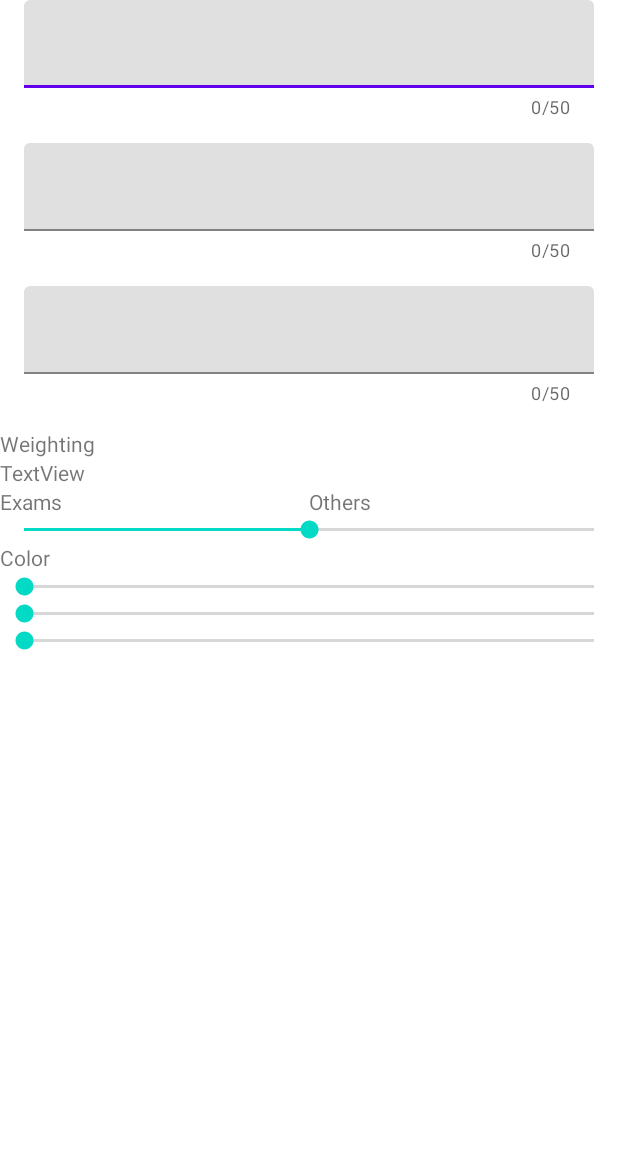
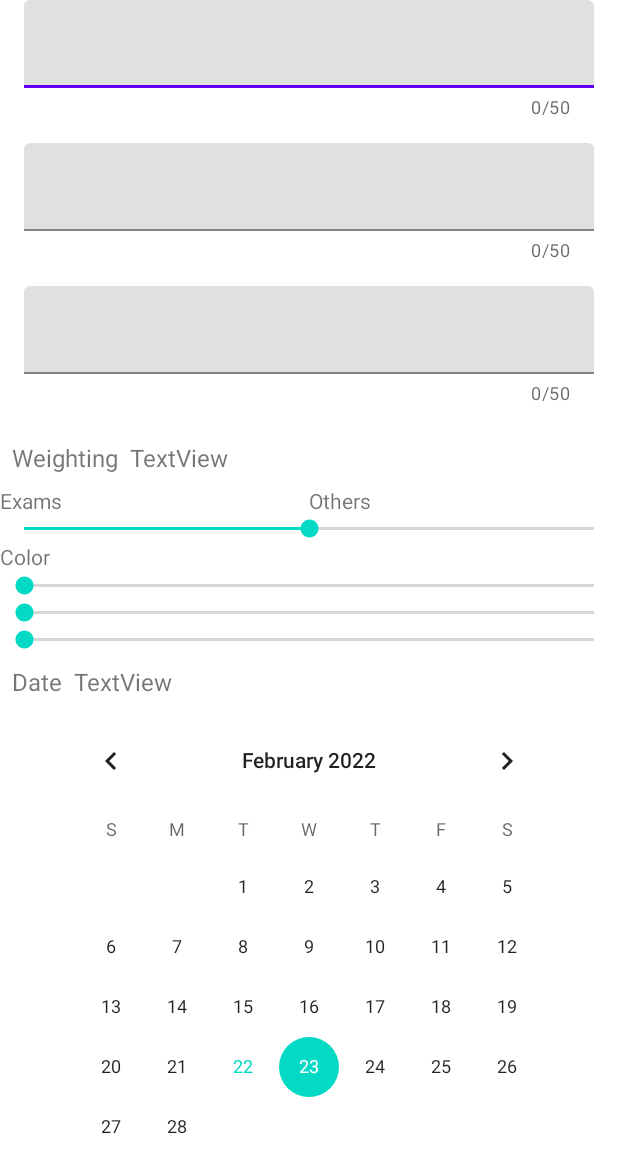
Before and after one commit to SoWieMarkus/HuelsseGymnasiumApp, an Android app: the layout activity_create_subject.xml on its own in the app's theme, with its tools: preview values and no code run, on a phone screen of 412 x 824 dp. Shown: the top 1173 px of the screen. Run offline under Robolectric (Android 15) with nearby library versions, the phone set to English and light mode, and no system bars.

```diff
--- a/app/src/main/java/markus/wieland/huelssegymnasiumapp/calendar/LocalDateConverter.java
+++ b/app/src/main/java/markus/wieland/huelssegymnasiumapp/calendar/LocalDateConverter.java
@@ -16,6 +16,10 @@ public class LocalDateConverter {
         return localDate.format(dateTimeFormatter);
     }
 
+    public static String toDisplayString(LocalDate localDate) {
+        return localDate.format(DateTimeFormatter.ofPattern("dd.MM.yyyy"));
+    }
+
     @TypeConverter
     public static LocalDate toLocalDate(String time) {
         return LocalDate.parse(time, dateTimeFormatter);
--- a/app/src/main/java/markus/wieland/huelssegymnasiumapp/database/SchoolDatabase.java
+++ b/app/src/main/java/markus/wieland/huelssegymnasiumapp/database/SchoolDatabase.java
@@ -7,6 +7,7 @@ import androidx.room.Room;
 import androidx.room.RoomDatabase;
 
 import markus.wieland.huelssegymnasiumapp.calendar.CalendarEntry;
+import markus.wieland.huelssegymnasiumapp.database.entities.subject.SubjectDataAccessObject;
 import markus.wieland.huelssegymnasiumapp.grades.Grade;
 import markus.wieland.huelssegymnasiumapp.subjects.Subject;
 import markus.wieland.huelssegymnasiumapp.time_table.TimeTableSlot;
@@ -22,6 +23,8 @@ public abstract class SchoolDatabase extends RoomDatabase {
 
     private static SchoolDatabase instance;
 
+    public abstract SubjectDataAccessObject getSubjectDataAccessObject();
+
     public static synchronized SchoolDatabase getInstance(Context context) {
         if (instance == null) {
             instance = Room.databaseBuilder(context.getApplicationContext(), SchoolDatabase.class, "school_database")
--- a/app/src/main/java/markus/wieland/huelssegymnasiumapp/ui/InputWidget.java
+++ b/app/src/main/java/markus/wieland/huelssegymnasiumapp/ui/InputWidget.java
@@ -7,6 +7,7 @@ import android.view.View;
 import android.widget.LinearLayout;
 
 import androidx.annotation.Nullable;
+import androidx.annotation.StringRes;
 
 import lombok.Getter;
 import lombok.Setter;
@@ -36,7 +37,8 @@ public abstract class InputWidget<T, G> extends LinearLayout implements ValueCha
 
     protected abstract InputWidgetHeader<G> getHeader();
 
-    protected abstract String getTitle();
+    @StringRes
+    protected abstract int getTitle();
 
     protected void initialize() {
         setOrientation(LinearLayout.VERTICAL);
@@ -50,7 +52,7 @@ public abstract class InputWidget<T, G> extends LinearLayout implements ValueCha
 
         inputWidgetBody.setValueChangeListener(this);
         inputWidgetBody.setLayoutTransition(new LayoutTransition());
-        inputWidgetHeader.setTitle(getTitle());
+        inputWidgetHeader.setTitle(getContext().getString(getTitle()));
 
         setExpanded(true);
         inputWidgetBody.setValue(inputWidgetBody.getDefaultValue());
--- /dev/null
+++ b/app/src/main/java/markus/wieland/huelssegymnasiumapp/ui/calendar_input_widget/CalendarInputWidget.java
@@ -0,0 +1,51 @@
+package markus.wieland.huelssegymnasiumapp.ui.calendar_input_widget;
+
+import android.content.Context;
+import android.util.AttributeSet;
+
+import androidx.annotation.Nullable;
+
+import java.time.LocalDate;
+
+import markus.wieland.huelssegymnasiumapp.R;
+import markus.wieland.huelssegymnasiumapp.calendar.LocalDateConverter;
+import markus.wieland.huelssegymnasiumapp.ui.InputWidget;
+import markus.wieland.huelssegymnasiumapp.ui.InputWidgetBody;
+import markus.wieland.huelssegymnasiumapp.ui.InputWidgetHeader;
+import markus.wieland.huelssegymnasiumapp.ui.InputWidgetHeaderText;
+
+public class CalendarInputWidget extends InputWidget<LocalDate, String> {
+
+
+    public CalendarInputWidget(Context context) {
+        super(context);
+    }
+
+    public CalendarInputWidget(Context context, @Nullable AttributeSet attrs) {
+        super(context, attrs);
+    }
+
+    public CalendarInputWidget(Context context, @Nullable AttributeSet attrs, int defStyleAttr) {
+        super(context, attrs, defStyleAttr);
+    }
+
+    @Override
+    protected InputWidgetBody<LocalDate> getBody() {
+        return new InputWidgetCalendarBody(getContext());
+    }
+
+    @Override
+    protected InputWidgetHeader<String> getHeader() {
+        return new InputWidgetHeaderText(getContext());
+    }
+
+    @Override
+    protected int getTitle() {
+        return R.string.input_widget_calendar_title;
+    }
+
+    @Override
+    public void onValueChanged(LocalDate localDate) {
+        getInputWidgetHeader().setValue(LocalDateConverter.toDisplayString(localDate));
+    }
+}
--- /dev/null
+++ b/app/src/main/java/markus/wieland/huelssegymnasiumapp/ui/calendar_input_widget/InputWidgetCalendarBody.java
@@ -0,0 +1,66 @@
+package markus.wieland.huelssegymnasiumapp.ui.calendar_input_widget;
+
+import android.content.Context;
+import android.widget.CalendarView;
+
+import androidx.annotation.NonNull;
+
+import java.time.LocalDate;
+import java.time.LocalDateTime;
+import java.util.Calendar;
+
+import markus.wieland.huelssegymnasiumapp.R;
+import markus.wieland.huelssegymnasiumapp.ui.InputWidgetBody;
+import markus.wieland.huelssegymnasiumapp.ui.ValidationResult;
+
+public class InputWidgetCalendarBody extends InputWidgetBody<LocalDate> implements CalendarView.OnDateChangeListener {
+
+    private CalendarView calendarView;
+    private Calendar calendar;
+
+    public InputWidgetCalendarBody(Context context) {
+        super(context);
+    }
+
+    @Override
+    public void setValue(LocalDate localDate) {
+        calendar.set(localDate.getYear(), localDate.getMonthValue() - 1, localDate.getDayOfMonth());
+        calendarView.setDate(calendar.getTimeInMillis());
+        getValueChangeListener().onValueChanged(localDate);
+    }
+
+    @Override
+    protected void initialize() {
+        super.initialize();
+        calendarView = findViewById(R.id.input_widget_calendar_body_calendar);
+        calendarView.setOnDateChangeListener(this);
+        calendar = Calendar.getInstance();
+        calendar.add(Calendar.DAY_OF_MONTH, 1);
+    }
+
+    @Override
+    public LocalDate getValue() {
+        return LocalDateTime.ofInstant(calendar.toInstant(), calendar.getTimeZone().toZoneId()).toLocalDate();
+    }
+
+    @Override
+    public ValidationResult check() {
+        return new ValidationResult();
+    }
+
+    @Override
+    public LocalDate getDefaultValue() {
+        return getValue();
+    }
+
+    @Override
+    protected int getLayoutId() {
+        return R.layout.layout_input_widget_calendar_body;
+    }
+
+    @Override
+    public void onSelectedDayChange(@NonNull CalendarView calendarView, int year, int month, int day) {
+        calendar.set(year, month, day);
+        getValueChangeListener().onValueChanged(getValue());
+    }
+}
--- a/app/src/main/java/markus/wieland/huelssegymnasiumapp/ui/color_input_widget/ColorInputWidget.java
+++ b/app/src/main/java/markus/wieland/huelssegymnasiumapp/ui/color_input_widget/ColorInputWidget.java
@@ -33,8 +33,8 @@ public class ColorInputWidget extends InputWidget<Color, Color> {
     }
 
     @Override
-    protected String getTitle() {
-        return getContext().getString(R.string.input_widget_color_title);
+    protected int getTitle() {
+        return R.string.input_widget_color_title;
     }
 
     @Override
--- a/app/src/main/java/markus/wieland/huelssegymnasiumapp/ui/enum_input_widget/EnumInputWidget.java
+++ b/app/src/main/java/markus/wieland/huelssegymnasiumapp/ui/enum_input_widget/EnumInputWidget.java
@@ -34,8 +34,8 @@ public class EnumInputWidget<T extends Type> extends InputWidget<T, String> {
     }
 
     @Override
-    protected String getTitle() {
-        return getContext().getString(R.string.input_widget_enum_title);
+    protected int getTitle() {
+        return R.string.input_widget_enum_title;
     }
 
     public void setList(T[] ts) {
--- a/app/src/main/java/markus/wieland/huelssegymnasiumapp/ui/subject_input_widget/SubjectInputWidget.java
+++ b/app/src/main/java/markus/wieland/huelssegymnasiumapp/ui/subject_input_widget/SubjectInputWidget.java
@@ -48,8 +48,8 @@ public class SubjectInputWidget extends InputWidget<Subject, String> {
     }
 
     @Override
-    protected String getTitle() {
-        return getContext().getString(R.string.input_widget_subject_title);
+    protected int getTitle() {
+        return R.string.input_widget_subject_title;
     }
 
     @Override
--- a/app/src/main/java/markus/wieland/huelssegymnasiumapp/ui/weighting_input_widget/WeightingInputWidget.java
+++ b/app/src/main/java/markus/wieland/huelssegymnasiumapp/ui/weighting_input_widget/WeightingInputWidget.java
@@ -37,8 +37,8 @@ public class WeightingInputWidget extends InputWidget<Integer, String> {
     }
 
     @Override
-    protected String getTitle() {
-        return getContext().getString(R.string.input_widget_weighting_title);
+    protected int getTitle() {
+        return R.string.input_widget_weighting_title;
     }
 
     @Override
--- a/app/src/main/res/layout/activity_create_subject.xml
+++ b/app/src/main/res/layout/activity_create_subject.xml
@@ -104,6 +104,11 @@
                 android:layout_width="match_parent"
                 android:layout_height="wrap_content"/>
 
+            <markus.wieland.huelssegymnasiumapp.ui.calendar_input_widget.CalendarInputWidget
+                android:id="@+id/activity_create_subject_calendar"
+                android:layout_width="match_parent"
+                android:layout_height="wrap_content"/>
+
 
         </LinearLayout>
     </androidx.core.widget.NestedScrollView>
--- /dev/null
+++ b/app/src/main/res/layout/layout_input_widget_calendar_body.xml
@@ -0,0 +1,11 @@
+<?xml version="1.0" encoding="utf-8"?>
+<LinearLayout xmlns:android="http://schemas.android.com/apk/res/android"
+    android:layout_width="match_parent"
+    android:layout_height="wrap_content"
+    android:gravity="center">
+
+    <CalendarView
+        android:id="@+id/input_widget_calendar_body_calendar"
+        android:layout_width="wrap_content"
+        android:layout_height="wrap_content" />
+</LinearLayout>
--- a/app/src/main/res/layout/layout_input_widget_header_text.xml
+++ b/app/src/main/res/layout/layout_input_widget_header_text.xml
@@ -1,17 +1,23 @@
 <?xml version="1.0" encoding="utf-8"?>
 <LinearLayout xmlns:android="http://schemas.android.com/apk/res/android"
-    android:orientation="vertical" android:layout_width="match_parent"
-    android:layout_height="match_parent">
+    android:layout_width="match_parent"
+    android:layout_height="wrap_content"
+    android:orientation="horizontal"
+    android:padding="8dp">
 
     <TextView
         android:id="@+id/input_widget_text_header_title"
-        android:layout_width="match_parent"
+        android:layout_width="wrap_content"
         android:layout_height="wrap_content"
-        android:text="TextView" />
+        android:text="TextView"
+        android:textSize="16sp" />
 
     <TextView
         android:id="@+id/input_widget_text_header_value"
         android:layout_width="match_parent"
         android:layout_height="wrap_content"
-        android:text="TextView" />
+        android:layout_marginStart="8dp"
+        android:text="TextView"
+        android:textSize="16sp" />
+
 </LinearLayout>
--- a/app/src/main/res/values/strings.xml
+++ b/app/src/main/res/values/strings.xml
@@ -17,4 +17,5 @@
     <string name="input_widget_weighting_exam">Exams</string>
     <string name="input_widget_subject_title">Subject</string>
     <string name="input_widget_subject_error_nothing_selected">You have to select a subject.</string>
+    <string name="input_widget_calendar_title">Date</string>
 </resources>
```
Also changed, not shown: app/src/main/java/markus/wieland/huelssegymnasiumapp/CreateItemActivity.java (added, +106 -0 lines), app/src/main/java/markus/wieland/huelssegymnasiumapp/CreateSubjectActivity.java (+64 -6 lines), app/src/main/java/markus/wieland/huelssegymnasiumapp/database/entities/subject/SubjectRepository.java (+17 -1 lines), app/src/main/java/markus/wieland/huelssegymnasiumapp/database/entities/subject/SubjectViewModel.java (+17 -1 lines), 1 other file.
